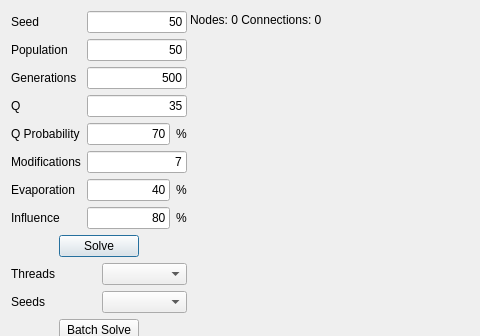
Above: antcolonydialog.ui from xQsme/RLP_Qt before the change; both pictures show x 0 to 480 and y 0 to 336 of the 772 by 527 pixel window. Below: the same form after it.
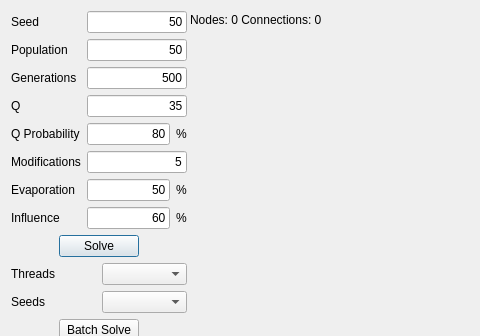
That is the form after the change.

```diff
--- a/antcolonydialog.ui
+++ b/antcolonydialog.ui
@@ -178,7 +178,7 @@
           <item>
            <widget class="QLineEdit" name="lineEditQProb">
             <property name="text">
-             <string>70</string>
+             <string>80</string>
             </property>
             <property name="alignment">
              <set>Qt::AlignRight|Qt::AlignTrailing|Qt::AlignVCenter</set>
@@ -197,7 +197,7 @@
         <item>
          <widget class="QLineEdit" name="lineEditMods">
           <property name="text">
-           <string>7</string>
+           <string>5</string>
           </property>
           <property name="alignment">
            <set>Qt::AlignRight|Qt::AlignTrailing|Qt::AlignVCenter</set>
@@ -209,7 +209,7 @@
           <item>
            <widget class="QLineEdit" name="lineEditEvaporation">
             <property name="text">
-             <string>40</string>
+             <string>50</string>
             </property>
             <property name="alignment">
              <set>Qt::AlignRight|Qt::AlignTrailing|Qt::AlignVCenter</set>
@@ -230,7 +230,7 @@
           <item>
            <widget class="QLineEdit" name="lineEditInflunce">
             <property name="text">
-             <string>80</string>
+             <string>60</string>
             </property>
             <property name="alignment">
              <set>Qt::AlignRight|Qt::AlignTrailing|Qt::AlignVCenter</set>
```
